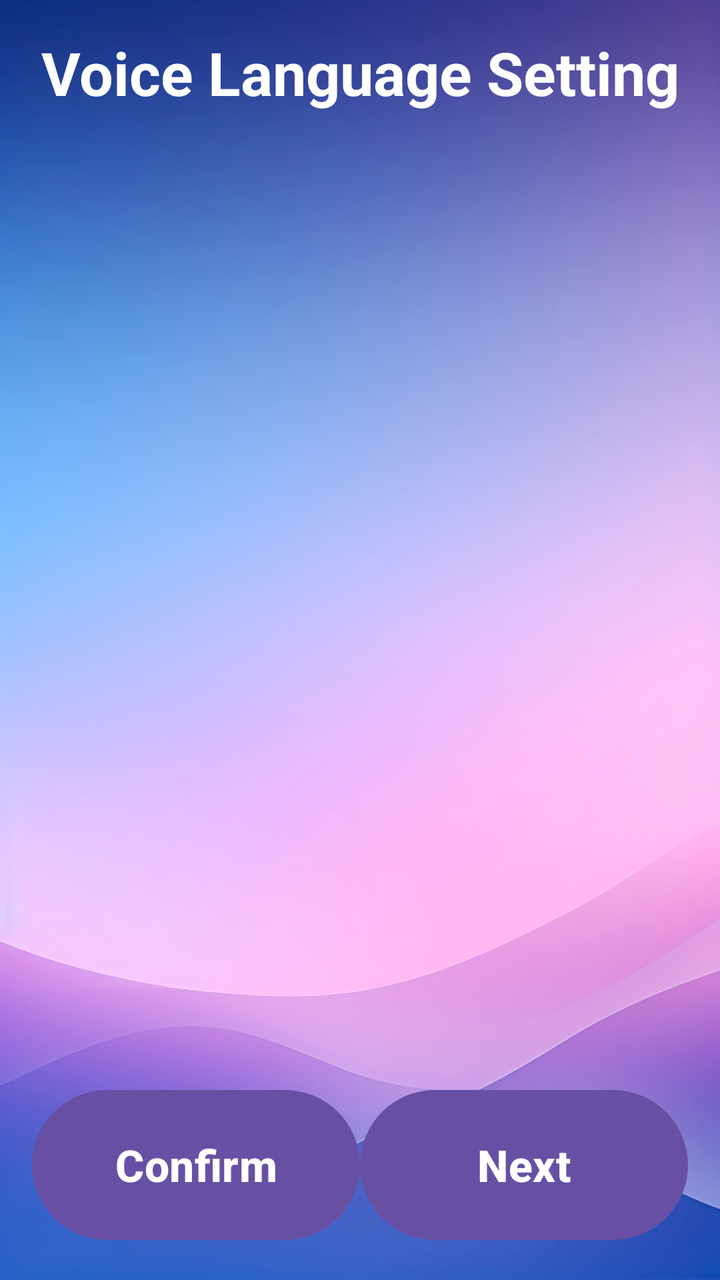
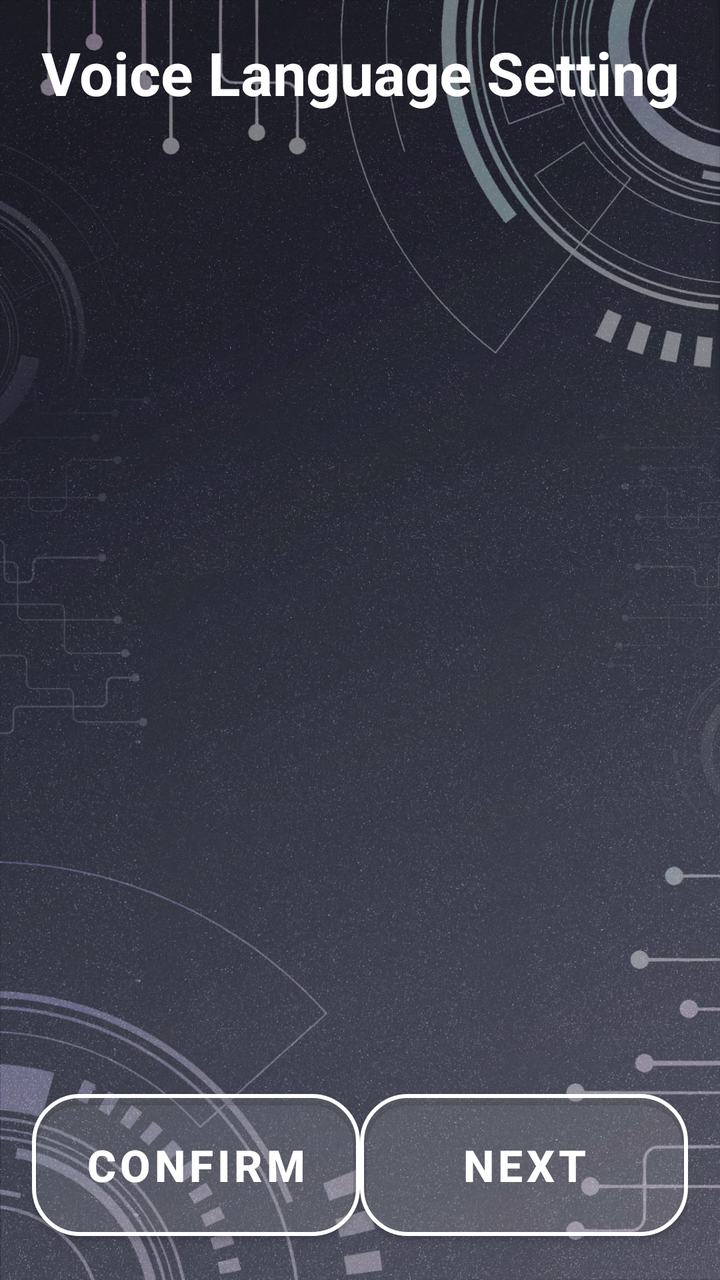

Two renders of the same Android screen: before a commit and after it. Below are the layout's source before the change and the commit's diff.
<!-- AndroidManifest.xml: application theme Theme.VISTA -->
<!-- res/layout/activity_voice_language_setting.xml -->
<?xml version="1.0" encoding="utf-8"?>
<LinearLayout
    xmlns:android="http://schemas.android.com/apk/res/android"
    xmlns:app="http://schemas.android.com/apk/res-auto"
    xmlns:tools="http://schemas.android.com/tools"
    android:id="@+id/main"
    android:orientation="vertical"
    android:layout_width="match_parent"
    android:layout_height="match_parent"
    android:padding="16sp"
    android:background="@drawable/background">
    <TextView
        android:layout_width="match_parent"
        android:layout_height="wrap_content"
        android:text="@string/VoiceSettingPage_VoiceLanguageSetting"
        android:textSize="30sp"
        android:textStyle="bold"
        android:gravity="center"
        android:textColor="@color/white"/>

    <ListView
        android:id="@+id/lvVoiceLanguageSetting"
        android:layout_width="match_parent"
        android:layout_height="0dp"
        android:layout_weight="1"/>


    
    <LinearLayout
        android:orientation="horizontal"
        android:layout_width="match_parent"
        android:layout_height="wrap_content"
        android:gravity="bottom"
        android:layout_marginTop="16dp"
        android:weightSum="2">

        
        <Button
            android:id="@+id/btnLanguageSpeedConfirm"
            android:layout_width="0dp"
            android:layout_height="83dp"
            android:layout_weight="1"
            android:text="@string/btn_Confirm"
            android:textSize="22sp"
            android:textStyle="bold" />

        
        <Button
            android:id="@+id/btnLanguageSpeedNext"
            android:layout_width="0dp"
            android:layout_height="83dp"
            android:layout_weight="1"
            android:text="@string/btn_next"
            android:textSize="22sp"
            android:textStyle="bold" />
    </LinearLayout>
</LinearLayout>
<!-- resources referenced by this layout -->
<resources>
  <color name="white">#FFFFFFFF</color>
  <!-- drawable background: jpg bitmap (drawable, 544840 bytes) -->
  <string name="VoiceSettingPage_VoiceLanguageSetting">Voice Language Setting</string>
  <string name="btn_Confirm">Confirm</string>
  <string name="btn_next">Next</string>
  <style name="Theme.VISTA" parent="Base.Theme.VISTA" />
  <style name="Base.Theme.VISTA" parent="Theme.Material3.DayNight.NoActionBar">
          
          
      </style>
</resources>

<!-- the commit's change to res/layout/activity_voice_language_setting.xml (unified diff, before → after) -->
@@ -9,6 +9,7 @@
     android:layout_height="match_parent"
     android:padding="16sp"
     android:background="@drawable/background">
+
     <TextView
         android:layout_width="match_parent"
         android:layout_height="wrap_content"
@@ -24,7 +25,6 @@
         android:layout_height="0dp"
         android:layout_weight="1"/>
 
-
     
     <LinearLayout
         android:orientation="horizontal"
@@ -35,8 +35,9 @@
         android:weightSum="2">
 
         
-        <Button
+        <com.google.android.material.button.MaterialButton
             android:id="@+id/btnLanguageSpeedConfirm"
+            style="@style/SemiTransparentRoundedButton"
             android:layout_width="0dp"
             android:layout_height="83dp"
             android:layout_weight="1"
@@ -45,8 +46,9 @@
             android:textStyle="bold" />
 
         
-        <Button
+        <com.google.android.material.button.MaterialButton
             android:id="@+id/btnLanguageSpeedNext"
+            style="@style/SemiTransparentRoundedButton"
             android:layout_width="0dp"
             android:layout_height="83dp"
             android:layout_weight="1"
<!-- resource entries referenced after the edit -->
@@ -1,14 +1,55 @@
 <!-- resources referenced by this layout -->
 <resources>
-  <color name="white">#FFFFFFFF</color>
-  <!-- drawable background: jpg bitmap (drawable, 544840 bytes) -->
+  <color name="white">#FFFFFF</color>
+  <!-- drawable background: jpeg bitmap (drawable, 288114 bytes) -->
   <string name="VoiceSettingPage_VoiceLanguageSetting">Voice Language Setting</string>
   <string name="btn_Confirm">Confirm</string>
   <string name="btn_next">Next</string>
-  <style name="Theme.VISTA" parent="Base.Theme.VISTA" />
-  <style name="Base.Theme.VISTA" parent="Theme.Material3.DayNight.NoActionBar">
+  <style name="SemiTransparentRoundedButton" parent="Widget.MaterialComponents.Button">
+          <item name="android:textColor">#FFFFFF</item>
+          <item name="background">@drawable/button_selector</item> 
+          <item name="cornerRadius">24dp</item>
+          <item name="strokeColor">#FFFFFF</item>
+          <item name="strokeWidth">2dp</item>
+          <item name="backgroundTint">#20FFFFFF</item> 
+      </style>
+  <style name="Theme.VISTA" parent="Theme.MaterialComponents.Light.NoActionBar">
           
+          <item name="colorPrimary">@color/semi_transparent_white</item>
+          <item name="colorPrimaryVariant">@color/semi_transparent_white</item>
+          <item name="colorOnPrimary">@color/white</item>
           
       </style>
+  <!-- drawable button_selector (drawable) -->
+  <?xml version="1.0" encoding="utf-8"?>
+  <selector xmlns:android="http://schemas.android.com/apk/res/android">
+      
+      <item android:state_pressed="true">
+          <shape android:shape="rectangle">
+              <solid android:color="#20FFFFFF" /> 
+              <stroke android:width="2dp" android:color="#FFFFFF" />
+              <corners android:radius="24dp" />
+          </shape>
+      </item>
+  
+      
+      <item android:state_selected="true">
+          <shape android:shape="rectangle">
+              <solid android:color="#FFFF00" /> 
+              <stroke android:width="2dp" android:color="#FFFFFF" />
+              <corners android:radius="24dp" />
+          </shape>
+      </item>
+  
+      
+      <item>
+          <shape android:shape="rectangle">
+              <solid android:color="#20FFFFFF" /> 
+              <stroke android:width="2dp" android:color="#FFFFFF" />
+              <corners android:radius="24dp" />
+          </shape>
+      </item>
+  </selector>
+  <color name="semi_transparent_white">#80FFFFFF</color>
 </resources>
 
